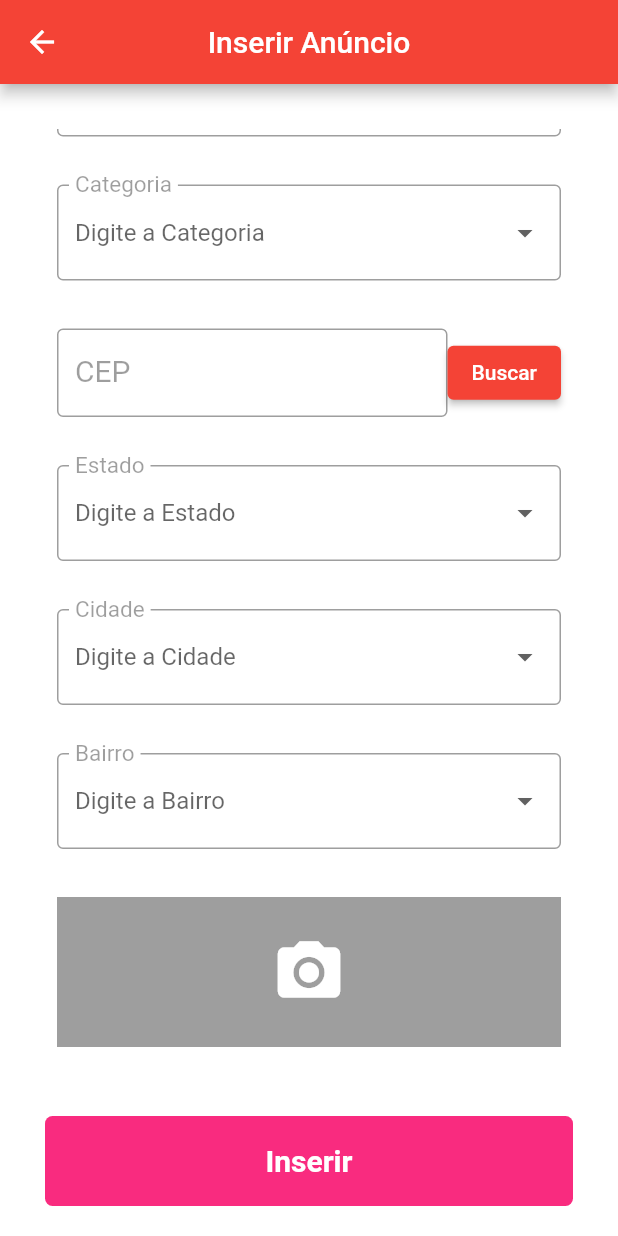
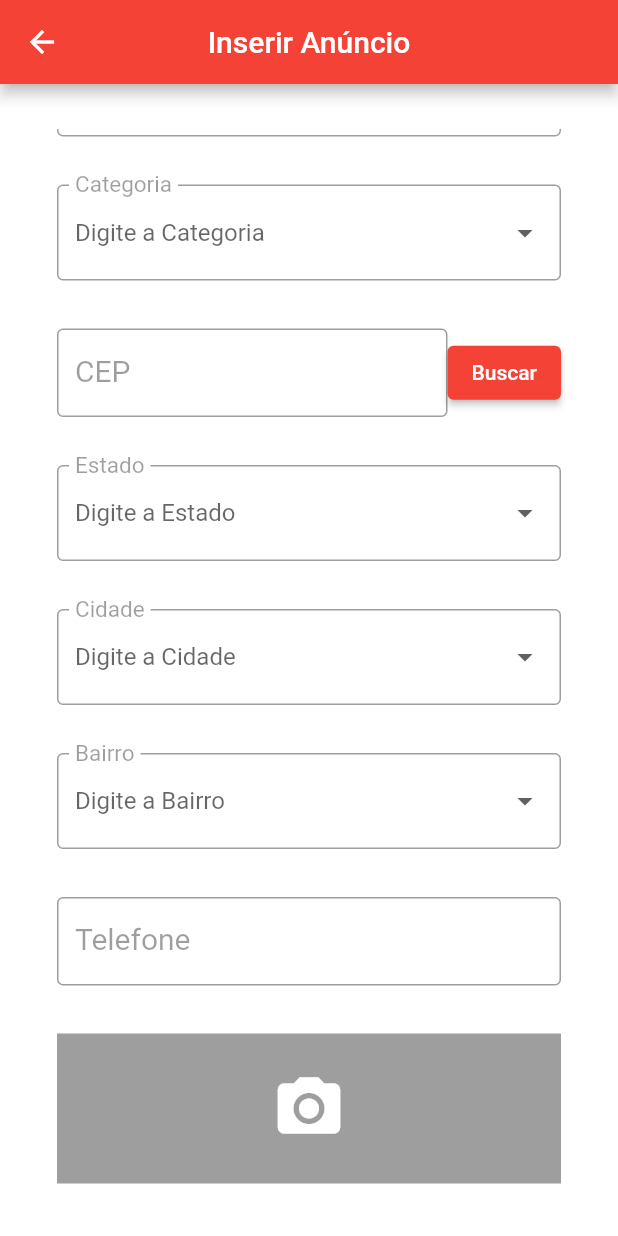
Before and after one commit to Wuelliton96/doa_se_App, a Flutter app: the InserirAnuncio screen opened directly, scrolled down 237 dp, on a phone screen of 412 x 824 dp. Run offline on Flutter 3.47's test engine with Material 2 defaults, Android fonts, the phone set to English and light mode, and no system bars; our stand-ins replace cloud_firestore, firebase_auth, firebase_core, firebase_storage, google_sign_in, image_picker; accounts and stored records are empty; network calls fail.

Commit message:
feat(anúncio): envia os dados para o Firebase

```diff
--- a/lib/main.dart
+++ b/lib/main.dart
@@ -4,8 +4,8 @@ import 'package:firebase_auth/firebase_auth.dart';
 import 'services/firebase_options.dart';
 import 'package:doa_se_app/screens/anuncio_home.dart';
 import 'package:doa_se_app/screens/inserir_anuncio.dart';
-import 'package:doa_se_app/screens/login.dart';
-import 'package:doa_se_app/screens/perfil.dart';
+import 'package:doa_se_app/screens/login_usuario.dart';
+import 'package:doa_se_app/screens/perfil_usuario.dart';
 
 void main() async {
   WidgetsFlutterBinding.ensureInitialized();
--- a/lib/screens/cadastro.dart
+++ b/lib/screens/cadastro_usuario.dart
@@ -1,6 +1,6 @@
 import 'dart:io';
 import 'package:doa_se_app/componentes/decoration_labeText.dart';
-import 'package:doa_se_app/screens/login.dart';
+import 'package:doa_se_app/screens/login_usuario.dart';
 import 'package:doa_se_app/services/autenticacao_servico.dart';
 import 'package:flutter/material.dart';
 import 'package:firebase_storage/firebase_storage.dart';
--- a/lib/screens/inserir_anuncio.dart
+++ b/lib/screens/inserir_anuncio.dart
@@ -4,6 +4,8 @@ import 'package:doa_se_app/models/cep.dart';
 import 'package:flutter/material.dart';
 import 'package:image_picker/image_picker.dart';
 import 'dart:io';
+import 'package:flutter/services.dart';
+import 'package:doa_se_app/services/anuncio_service.dart';
 
 class InserirAnuncio extends StatefulWidget {
   const InserirAnuncio({Key? key});
@@ -18,23 +20,25 @@ class _InserirAnuncioState extends State<InserirAnuncio> {
   String? selectedCidade;
   String? selectedBairro;
   File? selectedImage;
-  AddressInfo? addressInfo; // Mantém as informações do endereço obtidas da busca por CEP
-  String? cep; // Mantém o CEP inserido
+  AddressInfo? addressInfo;
+  String? cep;
+  String telefone = '';
   TextEditingController cepController = TextEditingController();
+  AnuncioService _anuncioService = AnuncioService();
 
-  // Método para buscar informações de endereço a partir do CEP usando a ViaCepApi
   Future<void> _fetchAddressFromCEP(String cep) async {
     final info = await ViaCepApi.getAddressInfo(cep);
     if (info != null) {
       setState(() {
-        addressInfo = info; // Atualiza addressInfo com os dados obtidos
-        selectedEstado = info.estado; // Preenche o estado com base nas informações da API
-        selectedCidade = info.cidade; // Preenche a cidade com base nas informações da API
-        selectedBairro = info.bairro; // Preenche o bairro com base nas informações da API
+        addressInfo = info;
+        selectedEstado = info.estado;
+        selectedCidade = info.cidade;
+        selectedBairro = info.bairro;
       });
     } else {
-      // Lide com o caso em que a solicitação à API falhe.
-      // Você pode mostrar uma mensagem de erro ou lidar com isso conforme necessário.
+      ScaffoldMessenger.of(context).showSnackBar(
+        const SnackBar(content: Text('Erro ao obter informações de endereço')),
+      );
     }
   }
 
@@ -44,11 +48,6 @@ class _InserirAnuncioState extends State<InserirAnuncio> {
     'Categoria 3',
     'Categoria 4',
   ];
-
-  @override
-  void initState() {
-    super.initState();
-  }
 
   InputDecoration _buildInputDecoration(String labelText) {
     return InputDecoration(
@@ -143,7 +142,6 @@ class _InserirAnuncioState extends State<InserirAnuncio> {
                   ),
                   ElevatedButton(
                     onPressed: () {
-                      // Quando o botão "Buscar" é pressionado, chame a função para buscar informações
                       _fetchAddressFromCEP(cep!);
                     },
                     child: const Text("Buscar"),
@@ -187,7 +185,6 @@ class _InserirAnuncioState extends State<InserirAnuncio> {
                 decoration: _buildInputDecoration("Cidade"),
               ),
             ),
-
             Padding(
               padding: const EdgeInsets.symmetric(horizontal: 8, vertical: 16),
               child: DropdownButtonFormField<String>(
@@ -203,14 +200,26 @@ class _InserirAnuncioState extends State<InserirAnuncio> {
                     child: Text(bairro),
                   );
                 }).toList(),
-                decoration: buildInputDecoration("Bairro"),
+                decoration: _buildInputDecoration("Bairro"),
+              ),
+            ),
+            Padding(
+              padding: const EdgeInsets.symmetric(horizontal: 8, vertical: 16),
+              child: TextFormField(
+                decoration: _buildInputDecoration("Telefone"),
+                keyboardType: TextInputType.number,
+                onChanged: (value) {
+                  setState(() {
+                    telefone = value;
+                  });
+                },
               ),
             ),
             Padding(
               padding: const EdgeInsets.symmetric(horizontal: 8, vertical: 16),
               child: InkWell(
                 onTap: () {
-                  _pickImage(); // Chama a função para selecionar a imagem
+                  _pickImage();
                 },
                 child: Container(
                   width: 100,
@@ -225,37 +234,30 @@ class _InserirAnuncioState extends State<InserirAnuncio> {
             const SizedBox(
               height: 30,
             ),
-            IgnorePointer(
-              child: Container(
-                height: 60,
-                alignment: Alignment.bottomLeft,
-                decoration: const BoxDecoration(
-                  gradient: LinearGradient(
-                    begin: Alignment.topLeft,
-                    end: Alignment.bottomLeft,
-                    stops: [0.3, 1],
-                    colors: [
-                      Color.fromRGBO(249, 43, 127, 1),
-                      Color.fromRGBO(249, 43, 127, 1),
-                    ],
-                  ),
-                  borderRadius: BorderRadius.all(Radius.circular(5)),
-                ),
-                child: const SizedBox.expand(
-                  child: TextButton(
-                    onPressed: null,
-                    child: Text(
-                      "Inserir",
-                      style: TextStyle(
-                        fontWeight: FontWeight.bold,
-                        color: Colors.white,
-                        fontSize: 20,
-                      ),
-                    ),
-                       // Define o onPressed como null para tornar o botão não clicável
-                  ),
-                ),
-              ),
+            ElevatedButton(
+              onPressed: () async {
+                String? resultado = await _anuncioService.salvarDadosAnuncio(
+                  titulo: 'Título do Anúncio',
+                  descricao: 'Descrição do Anúncio',
+                  categoria: selectedCategoria,
+                  cep: cep!,
+                  estado: selectedEstado,
+                  cidade: selectedCidade,
+                  bairro: selectedBairro,
+                  telefone: telefone,
+                );
+
+                if (resultado == null) {
+                  ScaffoldMessenger.of(context).showSnackBar(
+                    const SnackBar(content: Text('Anúncio inserido com sucesso')),
+                  );
+                } else {
+                  ScaffoldMessenger.of(context).showSnackBar(
+                    SnackBar(content: Text('Erro ao inserir anúncio: $resultado')),
+                  );
+                }
+              },
+              child: const Text("Inserir"),
             ),
             const SizedBox(
               height: 20,
--- a/lib/screens/login.dart
+++ b/lib/screens/login_usuario.dart
@@ -1,6 +1,6 @@
 import 'package:doa_se_app/main.dart';
 import 'package:doa_se_app/screens/anuncio_home.dart';
-import 'package:doa_se_app/screens/cadastro.dart';
+import 'package:doa_se_app/screens/cadastro_usuario.dart';
 import 'package:doa_se_app/componentes/decoration_labeText.dart';
 import 'package:doa_se_app/services/autenticacao_servico.dart';
 import 'package:flutter/material.dart';
```
Also changed, not shown: lib/models/anuncio_model.dart (added, +51 -0 lines), lib/screens/box_card.dart (deleted, +0 -19 lines), lib/screens/custom_card_perfil.dart (renamed from lib/screens/perfil.dart, +4 -29 lines), lib/screens/perfil_usuario.dart (added, +81 -0 lines), lib/services/anuncio_service.dart (added, +39 -0 lines).
